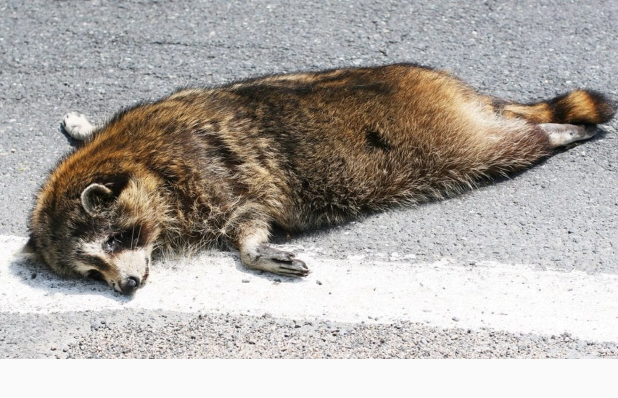
After one commit to matwoess/carcass, an Android app: the layout image_view.xml on its own in the app's theme, with its tools: preview values and no code run, on a phone screen of 412 x 824 dp. The commit adds this screen. Shown: the top 398 px of the screen. Run offline under Robolectric (Android 15) with nearby library versions, the phone set to English and light mode, and no system bars.

Commit message:
added image view functionality for button, refactoring and improvements

```diff
--- /dev/null
+++ b/app/src/main/res/layout/image_view.xml
@@ -0,0 +1,14 @@
+<?xml version="1.0" encoding="utf-8"?>
+<LinearLayout xmlns:android="http://schemas.android.com/apk/res/android"
+    android:layout_width="wrap_content"
+    android:layout_height="wrap_content"
+    android:orientation="vertical">
+
+    <ImageView
+        android:layout_width="wrap_content"
+        android:layout_height="wrap_content"
+        android:contentDescription="Dead animal"
+        android:scaleType="fitXY"
+        android:adjustViewBounds="true"
+        android:src="@drawable/dead" />
+</LinearLayout>
--- a/settings.gradle
+++ b/settings.gradle
@@ -1,2 +1,2 @@
 include ':app'
-rootProject.name='Carcass'
+rootProject.name='carcass'
```
Also changed, not shown: app/src/main/java/com/mathias/android/carcass/ActivityMaps.kt (+28 -32 lines), app/src/main/java/com/mathias/android/carcass/BottomSheetInfo.kt (+34 -2 lines), app/src/main/java/com/mathias/android/carcass/Carcass.kt (+11 -22 lines), app/src/main/res/layout/activity_maps.xml (+5 -5 lines), app/src/main/res/drawable/dead.jpg (renamed from app/src/main/res/dead-1080x628.jpg).
